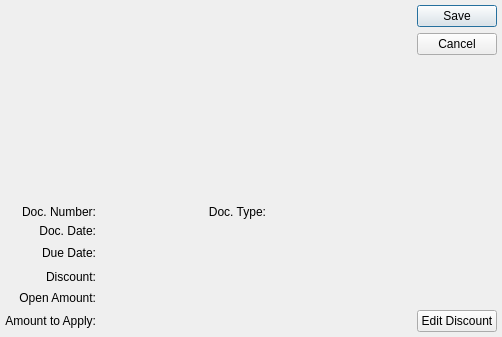
knowhow/xtuple, file guiclient/cashReceiptItem.ui: the form before one commit.
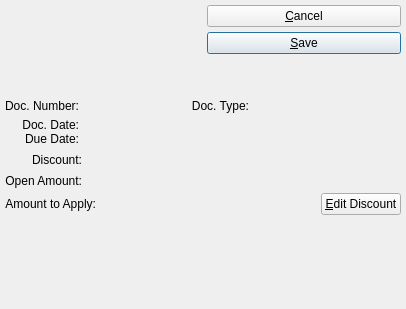
The form after the commit. Custom widgets are drawn as their Qt base class.

Patch:
```diff
--- a/guiclient/cashReceiptItem.ui
+++ b/guiclient/cashReceiptItem.ui
@@ -13,27 +13,87 @@
    <rect>
     <x>0</x>
     <y>0</y>
-    <width>502</width>
-    <height>337</height>
+    <width>406</width>
+    <height>309</height>
    </rect>
   </property>
   <property name="windowTitle">
    <string>Cash Receipt Application</string>
   </property>
-  <layout class="QGridLayout" name="gridLayout_2">
+  <layout class="QGridLayout" name="gridLayout_5">
    <item row="0" column="0">
-    <layout class="QVBoxLayout" name="verticalLayout">
+    <layout class="QGridLayout" name="gridLayout_4">
+     <item row="0" column="0">
+      <layout class="QHBoxLayout">
+       <property name="spacing">
+        <number>7</number>
+       </property>
+       <item>
+        <layout class="QHBoxLayout">
+         <property name="spacing">
+          <number>0</number>
+         </property>
      <item>
       <widget class="CustCluster" name="_cust"/>
      </item>
      <item>
-      <spacer name="verticalSpacer">
+          <spacer>
        <property name="orientation">
         <enum>Qt::Vertical</enum>
        </property>
        <property name="sizeHint" stdset="0">
         <size>
-         <width>20</width>
+             <width>0</width>
+             <height>10</height>
+            </size>
+           </property>
+          </spacer>
+         </item>
+        </layout>
+       </item>
+       <item>
+        <layout class="QVBoxLayout">
+         <property name="spacing">
+          <number>0</number>
+         </property>
+         <item>
+          <layout class="QVBoxLayout">
+           <property name="spacing">
+            <number>5</number>
+           </property>
+           <item>
+            <widget class="QPushButton" name="_close">
+             <property name="text">
+              <string>&amp;Cancel</string>
+             </property>
+            </widget>
+           </item>
+           <item>
+            <widget class="QPushButton" name="_save">
+             <property name="text">
+              <string>&amp;Save</string>
+             </property>
+             <property name="autoDefault">
+              <bool>true</bool>
+             </property>
+             <property name="default">
+              <bool>true</bool>
+             </property>
+            </widget>
+           </item>
+          </layout>
+         </item>
+         <item>
+          <spacer>
+           <property name="orientation">
+            <enum>Qt::Vertical</enum>
+           </property>
+           <property name="sizeType">
+            <enum>QSizePolicy::Expanding</enum>
+           </property>
+           <property name="sizeHint" stdset="0">
+            <size>
+             <width>10</width>
          <height>0</height>
         </size>
        </property>
@@ -41,18 +101,10 @@
      </item>
     </layout>
    </item>
-   <item row="0" column="1">
-    <widget class="QDialogButtonBox" name="_buttonBox">
-     <property name="orientation">
-      <enum>Qt::Vertical</enum>
-     </property>
-     <property name="standardButtons">
-      <set>QDialogButtonBox::Cancel|QDialogButtonBox::Save</set>
-     </property>
-    </widget>
-   </item>
-   <item row="1" column="0" colspan="2">
-    <layout class="QGridLayout" name="gridLayout">
+      </layout>
+     </item>
+     <item row="1" column="0">
+      <layout class="QGridLayout" name="gridLayout_3">
      <item row="0" column="0">
       <widget class="QLabel" name="_docNumberLit">
        <property name="text">
@@ -134,7 +186,7 @@
          </property>
          <property name="sizeHint" stdset="0">
           <size>
-           <width>0</width>
+             <width>16</width>
            <height>0</height>
           </size>
          </property>
@@ -143,6 +195,11 @@
       </layout>
      </item>
      <item row="1" column="0">
+        <layout class="QVBoxLayout">
+         <property name="spacing">
+          <number>0</number>
+         </property>
+         <item>
       <widget class="QLabel" name="_docDateLit">
        <property name="text">
         <string>Doc. Date:</string>
@@ -152,46 +209,7 @@
        </property>
       </widget>
      </item>
-     <item row="1" column="1">
-      <layout class="QHBoxLayout" name="horizontalLayout">
        <item>
-        <widget class="DLineEdit" name="_docDate">
-         <property name="enabled">
-          <bool>false</bool>
-         </property>
-         <property name="sizePolicy">
-          <sizepolicy hsizetype="Preferred" vsizetype="Fixed">
-           <horstretch>0</horstretch>
-           <verstretch>0</verstretch>
-          </sizepolicy>
-         </property>
-         <property name="maximumSize">
-          <size>
-           <width>100</width>
-           <height>32767</height>
-          </size>
-         </property>
-        </widget>
-       </item>
-       <item>
-        <spacer>
-         <property name="orientation">
-          <enum>Qt::Horizontal</enum>
-         </property>
-         <property name="sizeType">
-          <enum>QSizePolicy::Expanding</enum>
-         </property>
-         <property name="sizeHint" stdset="0">
-          <size>
-           <width>16</width>
-           <height>0</height>
-          </size>
-         </property>
-        </spacer>
-       </item>
-      </layout>
-     </item>
-     <item row="2" column="0">
       <widget class="QLabel" name="_dueDateLit">
        <property name="text">
         <string>Due Date:</string>
@@ -201,8 +219,37 @@
        </property>
       </widget>
      </item>
-     <item row="2" column="1">
-      <layout class="QHBoxLayout" name="horizontalLayout_2">
+        </layout>
+       </item>
+       <item row="1" column="1">
+        <layout class="QHBoxLayout">
+         <property name="spacing">
+          <number>0</number>
+         </property>
+         <item>
+          <layout class="QVBoxLayout">
+           <property name="spacing">
+            <number>0</number>
+           </property>
+           <item>
+            <widget class="DLineEdit" name="_docDate">
+             <property name="enabled">
+              <bool>false</bool>
+             </property>
+             <property name="sizePolicy">
+              <sizepolicy hsizetype="Preferred" vsizetype="Fixed">
+               <horstretch>0</horstretch>
+               <verstretch>0</verstretch>
+              </sizepolicy>
+             </property>
+             <property name="maximumSize">
+              <size>
+               <width>100</width>
+               <height>32767</height>
+              </size>
+             </property>
+            </widget>
+           </item>
        <item>
         <widget class="DLineEdit" name="_dueDate">
          <property name="enabled">
@@ -222,22 +269,29 @@
          </property>
         </widget>
        </item>
+          </layout>
+         </item>
        <item>
-        <spacer name="horizontalSpacer_2">
+          <spacer>
          <property name="orientation">
           <enum>Qt::Horizontal</enum>
          </property>
+           <property name="sizeType">
+            <enum>QSizePolicy::Expanding</enum>
+           </property>
          <property name="sizeHint" stdset="0">
           <size>
-           <width>0</width>
-           <height>20</height>
+             <width>16</width>
+             <height>0</height>
           </size>
          </property>
         </spacer>
        </item>
       </layout>
      </item>
-     <item row="3" column="0">
+       <item row="2" column="0" colspan="2">
+        <layout class="QGridLayout" name="gridLayout_2">
+         <item row="0" column="0">
       <widget class="QLabel" name="_discountAmountLit">
        <property name="text">
         <string>Discount:</string>
@@ -247,12 +301,10 @@
        </property>
       </widget>
      </item>
-     <item row="3" column="1">
-      <layout class="QHBoxLayout" name="horizontalLayout_3">
-       <item>
+         <item row="0" column="1">
         <widget class="CurrDisplay" name="_discountAmount"/>
        </item>
-       <item>
+         <item row="0" column="2">
         <spacer>
          <property name="orientation">
           <enum>Qt::Horizontal</enum>
@@ -268,9 +320,7 @@
          </property>
         </spacer>
        </item>
-      </layout>
-     </item>
-     <item row="4" column="0">
+         <item row="1" column="0">
       <widget class="QLabel" name="_openAmountLit">
        <property name="text">
         <string>Open Amount:</string>
@@ -280,7 +330,7 @@
        </property>
       </widget>
      </item>
-     <item row="4" column="1">
+         <item row="1" column="1">
       <widget class="CurrCluster" name="_openAmount">
        <property name="currencyEditable" stdset="0">
         <bool>false</bool>
@@ -290,7 +340,9 @@
        </property>
       </widget>
      </item>
-     <item row="5" column="0">
+         <item row="2" column="0" colspan="3">
+          <layout class="QGridLayout" name="gridLayout">
+           <item row="0" column="0">
       <widget class="QLabel" name="_amountToApplyLit">
        <property name="text">
         <string>Amount to Apply:</string>
@@ -300,9 +352,7 @@
        </property>
       </widget>
      </item>
-     <item row="5" column="1">
-      <layout class="QHBoxLayout" name="horizontalLayout_4">
-       <item>
+           <item row="0" column="1">
         <widget class="CurrCluster" name="_amountToApply">
          <property name="currencyEditable" stdset="0">
           <bool>false</bool>
@@ -312,27 +362,47 @@
          </property>
         </widget>
        </item>
-       <item>
+           <item row="0" column="2">
         <spacer name="horizontalSpacer">
          <property name="orientation">
           <enum>Qt::Horizontal</enum>
          </property>
          <property name="sizeHint" stdset="0">
           <size>
-           <width>0</width>
+               <width>40</width>
            <height>20</height>
           </size>
          </property>
         </spacer>
        </item>
-       <item>
+           <item row="0" column="3">
         <widget class="QPushButton" name="_discount">
          <property name="text">
-          <string>Edit Discount</string>
+              <string>&amp;Edit Discount</string>
          </property>
         </widget>
        </item>
       </layout>
+         </item>
+        </layout>
+       </item>
+      </layout>
+     </item>
+     <item row="2" column="0">
+      <spacer>
+       <property name="orientation">
+        <enum>Qt::Vertical</enum>
+       </property>
+       <property name="sizeType">
+        <enum>QSizePolicy::Expanding</enum>
+       </property>
+       <property name="sizeHint" stdset="0">
+        <size>
+         <width>16</width>
+         <height>16</height>
+        </size>
+       </property>
+      </spacer>
      </item>
     </layout>
    </item>
```
Left out of the diff: 25 changed lines with no effect on the pictures. Lines whose indentation alone changed are shown as unchanged.
